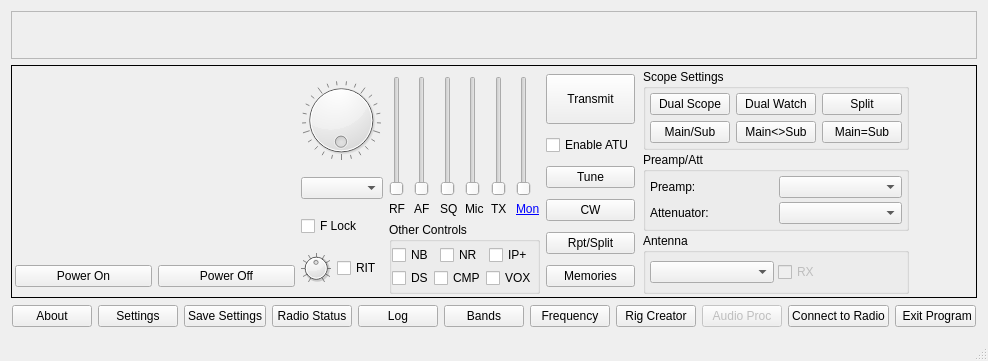
Above: src/wfmain.ui from wf-group/wfview before the change. Below: the same form after it.
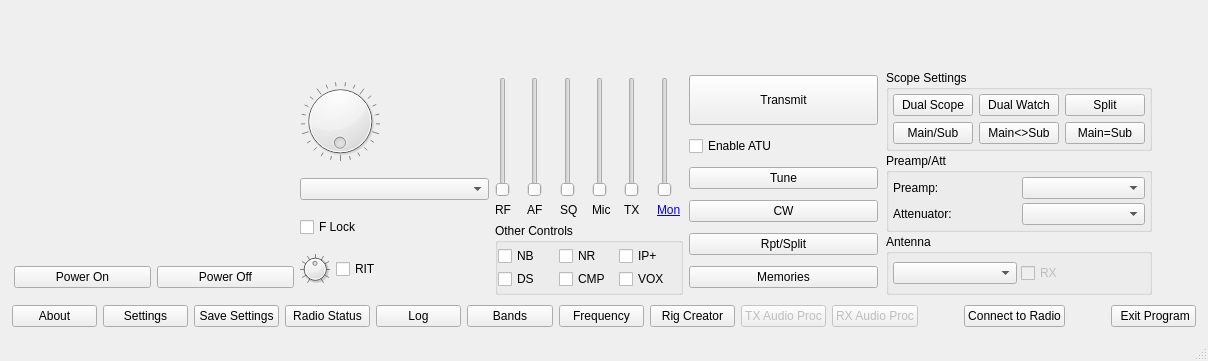
That is the form after the change. Custom widgets are drawn as their Qt base class.

```diff
--- a/src/wfmain.ui
+++ b/src/wfmain.ui
@@ -6,7 +6,7 @@
    <rect>
     <x>0</x>
     <y>0</y>
-    <width>946</width>
+    <width>1208</width>
     <height>361</height>
    </rect>
   </property>
@@ -27,10 +27,7 @@
        </sizepolicy>
       </property>
       <property name="frameShape">
-       <enum>QFrame::Shape::StyledPanel</enum>
-      </property>
-      <property name="frameShadow">
-       <enum>QFrame::Shadow::Raised</enum>
+       <enum>QFrame::NoFrame</enum>
       </property>
       <layout class="QVBoxLayout" name="scopeVFOLayout">
        <property name="spacing">
@@ -79,10 +76,7 @@
        </sizepolicy>
       </property>
       <property name="frameShape">
-       <enum>QFrame::Shape::Box</enum>
-      </property>
-      <property name="frameShadow">
-       <enum>QFrame::Shadow::Plain</enum>
+       <enum>QFrame::NoFrame</enum>
       </property>
       <property name="lineWidth">
        <number>1</number>
@@ -360,7 +354,7 @@
               <number>6</number>
              </property>
              <property name="sizeConstraint">
-              <enum>QLayout::SizeConstraint::SetMinimumSize</enum>
+              <enum>QLayout::SetDefaultConstraint</enum>
              </property>
              <property name="topMargin">
               <number>0</number>
@@ -408,9 +402,6 @@
                  <property name="maximum">
                   <number>255</number>
                  </property>
-                 <property name="orientation">
-                  <enum>Qt::Orientation::Vertical</enum>
-                 </property>
                 </widget>
                </item>
                <item>
@@ -471,9 +462,6 @@
                  <property name="maximum">
                   <number>255</number>
                  </property>
-                 <property name="orientation">
-                  <enum>Qt::Orientation::Vertical</enum>
-                 </property>
                 </widget>
                </item>
                <item>
@@ -528,9 +516,6 @@
                  <property name="maximum">
                   <number>255</number>
                  </property>
-                 <property name="orientation">
-                  <enum>Qt::Orientation::Vertical</enum>
-                 </property>
                 </widget>
                </item>
                <item>
@@ -585,9 +570,6 @@
                  <property name="maximum">
                   <number>255</number>
                  </property>
-                 <property name="orientation">
-                  <enum>Qt::Orientation::Vertical</enum>
-                 </property>
                 </widget>
                </item>
                <item>
@@ -642,9 +624,6 @@
                  <property name="maximum">
                   <number>255</number>
                  </property>
-                 <property name="orientation">
-                  <enum>Qt::Orientation::Vertical</enum>
-                 </property>
                 </widget>
                </item>
                <item>
@@ -690,9 +669,6 @@
                  <property name="maximum">
                   <number>255</number>
                  </property>
-                 <property name="orientation">
-                  <enum>Qt::Orientation::Vertical</enum>
-                 </property>
                 </widget>
                </item>
                <item>
@@ -710,7 +686,7 @@
                   <string>&lt;a href='#'&gt;Mon&lt;/a&gt;</string>
                  </property>
                  <property name="textFormat">
-                  <enum>Qt::TextFormat::AutoText</enum>
+                  <enum>Qt::RichText</enum>
                  </property>
                  <property name="openExternalLinks">
                   <bool>false</bool>
@@ -1181,7 +1157,7 @@
          <item>
           <spacer name="horizontalSpacer_3">
            <property name="orientation">
-            <enum>Qt::Orientation::Horizontal</enum>
+            <enum>Qt::Vertical</enum>
            </property>
            <property name="sizeHint" stdset="0">
             <size>
@@ -1309,14 +1285,27 @@
           <enum>Qt::FocusPolicy::NoFocus</enum>
          </property>
          <property name="text">
-          <string>Audio Proc</string>
+          <string>TX Audio Proc</string>
+         </property>
+        </widget>
+       </item>
+       <item>
+        <widget class="QPushButton" name="RXaudioProcBtn">
+         <property name="enabled">
+          <bool>false</bool>
+         </property>
+         <property name="focusPolicy">
+          <enum>Qt::NoFocus</enum>
+         </property>
+         <property name="text">
+          <string>RX Audio Proc</string>
          </property>
         </widget>
        </item>
        <item>
         <spacer name="horizontalSpacer_32">
          <property name="orientation">
-          <enum>Qt::Orientation::Horizontal</enum>
+          <enum>Qt::Vertical</enum>
          </property>
          <property name="sizeHint" stdset="0">
           <size>
@@ -1339,7 +1328,7 @@
        <item>
         <spacer name="horizontalSpacer_9">
          <property name="orientation">
-          <enum>Qt::Orientation::Horizontal</enum>
+          <enum>Qt::Vertical</enum>
          </property>
          <property name="sizeHint" stdset="0">
           <size>
@@ -1353,6 +1342,7 @@
         <widget class="QPushButton" name="exitBtn">
          <property name="font">
           <font>
+           <weight>50</weight>
            <bold>false</bold>
           </font>
          </property>
```
Left out of the diff: 66 changed lines with no effect on the pictures.
